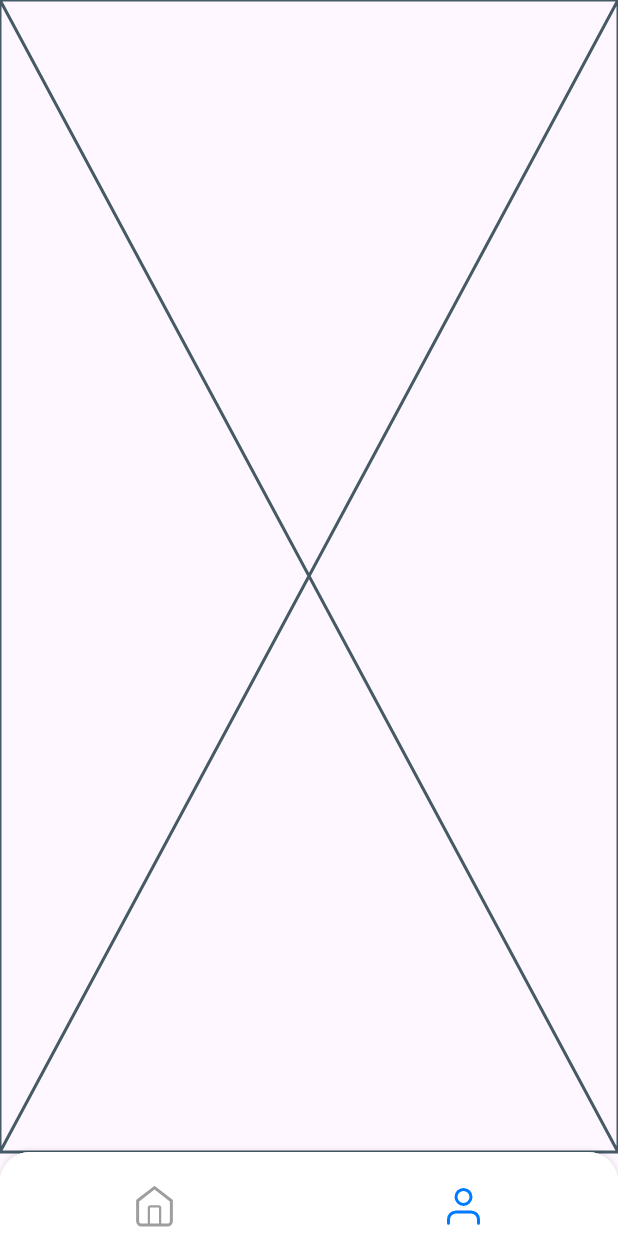
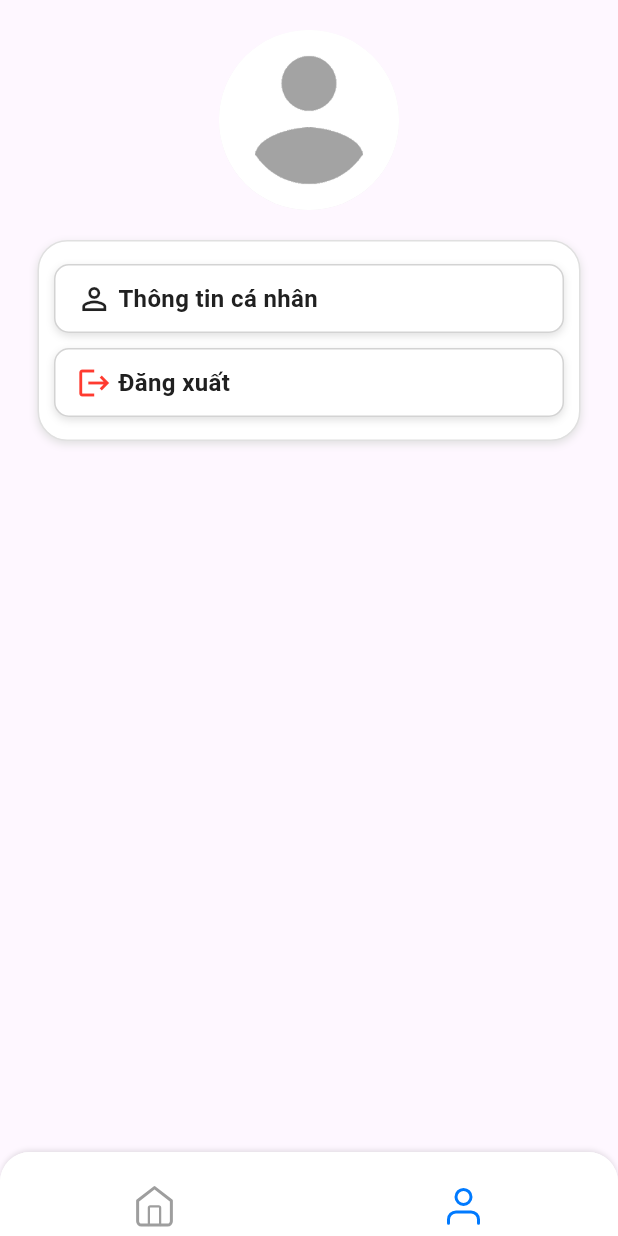
Before and after one commit to thanhquang2004/Study-tracker-app, a Flutter app: the Dashboard screen opened by its route, item 2 of the bottom bar chosen, on a phone screen of 412 x 824 dp. Run offline on Flutter 3.47's test engine with Material 3 defaults, Android fonts, the light colour scheme and no system bars; our stand-ins replace dio, equatable, flutter_bloc, flutter_dotenv, flutter_secure_storage, flutter_svg and 5 more; accounts and stored records are empty.

Commit message:
UI: add settings ui

```diff
--- a/lib/presentation/dashboard/cubit/dashboard_cubit.dart
+++ b/lib/presentation/dashboard/cubit/dashboard_cubit.dart
@@ -1,10 +1,32 @@
 import 'package:flutter_bloc/flutter_bloc.dart';
 import 'package:study_tracker_mobile/presentation/dashboard/cubit/dashboard_state.dart';
+import 'package:study_tracker_mobile/presentation/home/view/home_view.dart';
+import 'package:study_tracker_mobile/presentation/setting/view/setting_view.dart';
 
 class DashboardCubit extends Cubit<DashboardState> {
-  DashboardCubit() : super(const DashboardState());
+  DashboardCubit()
+      : super(
+          DashboardState(
+            pages: [
+              HomeView(),
+              SettingView(),
+            ],
+            selectedIndex: 0, // Đảm bảo luôn khởi tạo với index 0
+          ),
+        );
 
   void changeTab(int index) {
     emit(state.copyWith(selectedIndex: index));
   }
+
+  // Reset state về mặc định
+  void reset() {
+    emit(DashboardState(
+      pages: [
+        HomeView(),
+        SettingView(),
+      ],
+      selectedIndex: 0,
+    ));
+  }
 }
--- a/lib/presentation/dashboard/cubit/dashboard_state.dart
+++ b/lib/presentation/dashboard/cubit/dashboard_state.dart
@@ -1,16 +1,21 @@
 import 'package:equatable/equatable.dart';
+import 'package:flutter/material.dart';
 
 class DashboardState extends Equatable {
+  final List<Widget> pages;
   final int selectedIndex;
 
-  const DashboardState({
+  DashboardState({
+    required this.pages,
     this.selectedIndex = 0,
   });
 
   DashboardState copyWith({
+    List<Widget>? pages,
     int? selectedIndex,
   }) {
     return DashboardState(
+      pages: pages ?? this.pages,
       selectedIndex: selectedIndex ?? this.selectedIndex,
     );
   }
--- a/lib/presentation/dashboard/view/dashboard_view.dart
+++ b/lib/presentation/dashboard/view/dashboard_view.dart
@@ -1,10 +1,9 @@
 import 'package:flutter/material.dart';
 import 'package:flutter_bloc/flutter_bloc.dart';
+import 'package:get/get.dart';
 import 'package:study_tracker_mobile/presentation/dashboard/cubit/dashboard_cubit.dart';
 import 'package:study_tracker_mobile/presentation/dashboard/cubit/dashboard_state.dart';
 import 'package:study_tracker_mobile/presentation/dashboard/view/custom_navigation_bar.dart';
-import 'package:study_tracker_mobile/presentation/home/view/home_view.dart';
-import 'package:study_tracker_mobile/presentation/setting/view/setting_view.dart';
 
 class Dashboard extends StatefulWidget {
   const Dashboard({super.key});
@@ -14,31 +13,46 @@ class Dashboard extends StatefulWidget {
 }
 
 class _DashboardState extends State<Dashboard> {
+  late DashboardCubit _dashboardCubit;
+
+  @override
+  void initState() {
+    super.initState();
+    // Kiểm tra nếu chưa có DashboardCubit thì khởi tạo
+    _dashboardCubit = Get.isRegistered<DashboardCubit>()
+        ? Get.find<DashboardCubit>()
+        : Get.put(DashboardCubit());
+
+    _dashboardCubit.reset(); // Đảm bảo về trang HomeView khi khởi tạo
+  }
+
+  @override
+  void dispose() {
+    // Xóa Cubit khi Dashboard bị hủy
+    if (Get.isRegistered<DashboardCubit>()) {
+      Get.delete<DashboardCubit>();
+    }
+    super.dispose();
+  }
+
   @override
   Widget build(BuildContext context) {
     return BlocBuilder<DashboardCubit, DashboardState>(
+      bloc: _dashboardCubit,
       builder: (context, state) {
         return Scaffold(
           body: IndexedStack(
             index: state.selectedIndex,
-          children: [
-            KeyedSubtree(
-              key: const ValueKey('home'),
-              child: const HomeView(),
-            ),
-            KeyedSubtree(
-              key: const ValueKey('setting'),
-              child: const SettingView(),
-            ),
-          ],
+            children: state.pages,
           ),
           bottomNavigationBar: CustomNavigationBar(
             selectedIndex: state.selectedIndex,
             onTabSelected: (index) {
-            context.read<DashboardCubit>().changeTab(index);
+              _dashboardCubit.changeTab(index);
             },
           ),
         );
-    });
+      },
+    );
   }
 }
--- a/lib/presentation/resources/bloc_provider_manager.dart
+++ b/lib/presentation/resources/bloc_provider_manager.dart
@@ -3,9 +3,11 @@ import 'package:provider/single_child_widget.dart';
 import 'package:study_tracker_mobile/presentation/dashboard/cubit/dashboard_cubit.dart';
 import 'package:study_tracker_mobile/presentation/login/cubit/login_cubit.dart';
 import 'package:study_tracker_mobile/presentation/onboarding/cubit/onboarding_cubit.dart';
+import 'package:study_tracker_mobile/presentation/setting/cubit/setting_cubit.dart';
 
 final List<SingleChildWidget> blocProviderManager = [
   BlocProvider(create: (context) => OnboardingCubit()),
   BlocProvider(create: (context) => LoginCubit()),
   BlocProvider(create: (context) => DashboardCubit()),
+  BlocProvider(create: (context) => SettingCubit()..loadSettings()),
 ];
--- a/lib/presentation/resources/routes_manager.dart
+++ b/lib/presentation/resources/routes_manager.dart
@@ -1,7 +1,7 @@
 import 'package:flutter/material.dart';
 import 'package:study_tracker_mobile/presentation/dashboard/view/dashboard_view.dart';
 import 'package:study_tracker_mobile/presentation/login/view/login_view.dart';
-import 'package:study_tracker_mobile/presentation/onboarding/onboarding_view.dart';
+import 'package:study_tracker_mobile/presentation/onboarding/view/onboarding_view.dart';
 import 'package:study_tracker_mobile/presentation/resources/strings_manager.dart';
 import 'package:study_tracker_mobile/presentation/splash/splash_view.dart';
 
--- a/lib/presentation/resources/strings_manager.dart
+++ b/lib/presentation/resources/strings_manager.dart
@@ -25,4 +25,9 @@ class AppStrings {
   static const String email = "Email";
   static const String password = "Mật khẩu";
   static const String confirmPassword = "Xác nhận mật khẩu";
+
+  static const String information = "Thông tin cá nhân";
+
+  static const String logout = "Đăng xuất";
+  static const String confirmLogout = "Bạn có chắc chắn muốn đăng xuất?";
 }
--- /dev/null
+++ b/lib/presentation/setting/cubit/setting_state.dart
@@ -0,0 +1,17 @@
+import 'package:equatable/equatable.dart';
+import 'package:study_tracker_mobile/presentation/setting/model/setting_model.dart';
+
+class SettingState extends Equatable {
+  final List<SettingModel> settings;
+
+  const SettingState({this.settings = const []});
+
+  SettingState copyWith({List<SettingModel>? settings}) {
+    return SettingState(
+      settings: settings ?? this.settings,
+    );
+  }
+
+  @override
+  List<Object> get props => [settings];
+}
--- /dev/null
+++ b/lib/presentation/setting/model/setting_model.dart
@@ -0,0 +1,15 @@
+import 'package:flutter/material.dart';
+
+class SettingModel {
+  final String title;
+  final IconData? icon;
+  final Color? colorIcon;
+  final Function()? onTap;
+
+  SettingModel({
+    required this.title,
+    this.icon,
+    this.colorIcon,
+    required this.onTap,
+  });
+}
--- a/lib/presentation/setting/view/setting_view.dart
+++ b/lib/presentation/setting/view/setting_view.dart
@@ -1,4 +1,11 @@
 import 'package:flutter/material.dart';
+import 'package:flutter_bloc/flutter_bloc.dart';
+import 'package:study_tracker_mobile/presentation/resources/color_manager.dart';
+import 'package:study_tracker_mobile/presentation/resources/styles_manager.dart';
+import 'package:study_tracker_mobile/presentation/setting/cubit/setting_cubit.dart';
+import 'package:study_tracker_mobile/presentation/setting/cubit/setting_state.dart';
+import 'package:study_tracker_mobile/presentation/setting/model/setting_model.dart';
+import 'package:study_tracker_mobile/presentation/widget/loading_dialog.dart';
 
 class SettingView extends StatefulWidget {
   const SettingView({super.key});
@@ -10,6 +17,120 @@ class SettingView extends StatefulWidget {
 class _SettingViewState extends State<SettingView> {
   @override
   Widget build(BuildContext context) {
-    return const Placeholder();
+    return Scaffold(
+      body: BlocBuilder<SettingCubit, SettingState>(
+        builder: (context, state) {
+          return ListView(
+            children: [
+              buildCircleAvatar(),
+              buildMenuSettings(state.settings),
+            ],
+          );
+        },
+      ),
+    );
+  }
+
+  Widget buildCircleAvatar() {
+    return Center(
+      child: GestureDetector(
+        onTap: () {
+          print('Avatar tapped');
+          // Handle avatar tap
+        },
+        child: Container(
+          margin: const EdgeInsets.symmetric(vertical: 20),
+          child: ClipOval(
+            child: Container(
+              width: 120,
+              height: 120,
+              decoration: BoxDecoration(
+                color: Colors.white,
+                borderRadius: BorderRadius.circular(60),
+                boxShadow: [
+                  BoxShadow(
+                    color: Colors.grey.shade300,
+                    offset: Offset(0, 2),
+                    blurRadius: 4,
+                  ),
+                ],
+              ),
+              child: Image(
+                image: AssetImage('assets/images/avatar.png'),
+                fit: BoxFit.cover,
+              ),
+            ),
+          ),
+        ),
+      ),
+    );
+  }
+
+  Widget buildMenuSettings(List<SettingModel> listSettings) {
+    return Container(
+        margin: const EdgeInsets.symmetric(horizontal: 25),
+        padding: const EdgeInsets.all(10),
+        decoration: BoxDecoration(
+          color: Colors.white,
+          borderRadius: BorderRadius.circular(20),
+          boxShadow: [
+            BoxShadow(
+              color: Colors.grey.shade300,
+              offset: Offset(0, 2),
+              blurRadius: 4,
+            ),
+          ],
+          border: Border.all(
+            color: Colors.grey.shade300, // Light grey border color
+          ),
+        ),
+        child: Column(
+          children: listSettings.map((setting) {
+            return buildMenuSettingsItem(setting: setting);
+          }).toList(),
+        ));
+  }
+
+  Widget buildMenuSettingsItem({
+    required SettingModel setting,
+  }) {
+    return GestureDetector(
+      onTap: setting.onTap,
+      child: Container(
+        margin: const EdgeInsets.symmetric(vertical: 5),
+        padding: const EdgeInsets.all(10),
+        decoration: BoxDecoration(
+          color: Colors.white,
+          borderRadius: BorderRadius.circular(10),
+          boxShadow: [
+            BoxShadow(
+              color: Colors.grey.shade300,
+              offset: Offset(0, 2),
+              blurRadius: 4,
+            ),
+          ],
+          border: Border.all(color: XColors.neutral_7),
+        ),
+        child: Row(
+          children: [
+            if (setting.icon != null)
+              Expanded(
+                flex: 1,
+                child: Icon(
+                  setting.icon,
+                  color: setting.colorIcon,
+                ),
+              ),
+            Expanded(
+              flex: 9,
+              child: Text(
+                setting.title,
+                style: getSemiBoldStyle(color: XColors.neutral_1, fontSize: 16),
+              ),
+            ),
+          ],
+        ),
+      ),
+    );
   }
 }
```
Also changed, not shown: lib/data/services/auth_service.dart (+3 -5 lines), lib/presentation/login/cubit/login_cubit.dart (+5 -2 lines), lib/presentation/setting/cubit/setting_cubit.dart (+49 -0 lines), lib/presentation/widget/confirm_dialog.dart (added, +66 -0 lines), lib/presentation/widget/loading_dialog.dart (added, +19 -0 lines), assets/images/avatar.png (added). Lines whose indentation alone changed are shown as unchanged.
